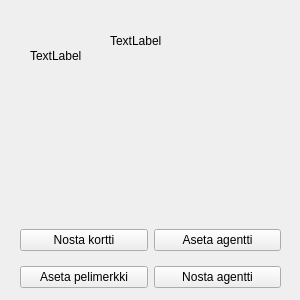
The window that ElectionGame/Student/kaupunginosa.ui (elguitar/los-horos) describes before a commit, drawn with Qt 5.
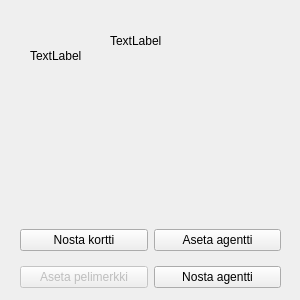
The same window after the commit.

Commit message: =Kaupunginosaa ja jotai runnerii mainis koklasin

Diff of the .ui file:
```diff
--- a/ElectionGame/Student/kaupunginosa.ui
+++ b/ElectionGame/Student/kaupunginosa.ui
@@ -62,6 +62,9 @@
     </item>
     <item row="1" column="0">
      <widget class="QPushButton" name="setToken">
+      <property name="enabled">
+       <bool>false</bool>
+      </property>
       <property name="text">
        <string>Aseta pelimerkki</string>
       </property>
```
Left out of the diff: 9 changed lines with no effect on the pictures. The commit also changes 2 other files.
